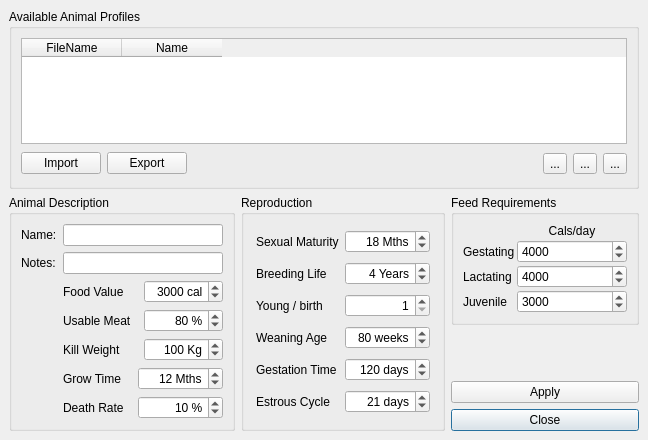
Before: the Qt Designer form src/ui/laanimalmanagerbase.ui in arkygeek/landuseanalyst, drawn with Qt 5.
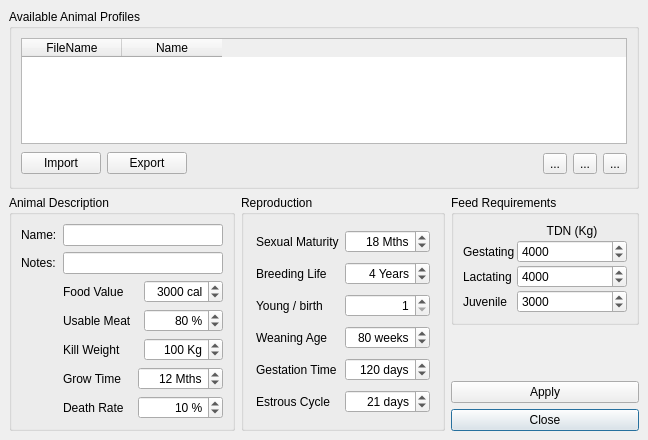
After: the same form once the commit is applied. Icons and pictures are not drawn.

```diff
--- a/src/ui/laanimalmanagerbase.ui
+++ b/src/ui/laanimalmanagerbase.ui
@@ -730,7 +730,7 @@
 &lt;p style=" margin-top:0px; margin-bottom:0px; margin-left:0px; margin-right:0px; -qt-block-indent:0; text-indent:0px;">Just as we had to set the average daily calorie requirements for the human population, we also need to supply information about this for animals. LandUse Analyst needs to know how many calories per day are required for the animals being modelled. &lt;/p>&lt;/body>&lt;/html></string>
         </property>
         <property name="text" >
-         <string>Cals/day</string>
+         <string>TDN (Kg)</string>
         </property>
         <property name="alignment" >
          <set>Qt::AlignCenter</set>
```
Left out of the diff: 8 changed lines with no effect on the pictures.
